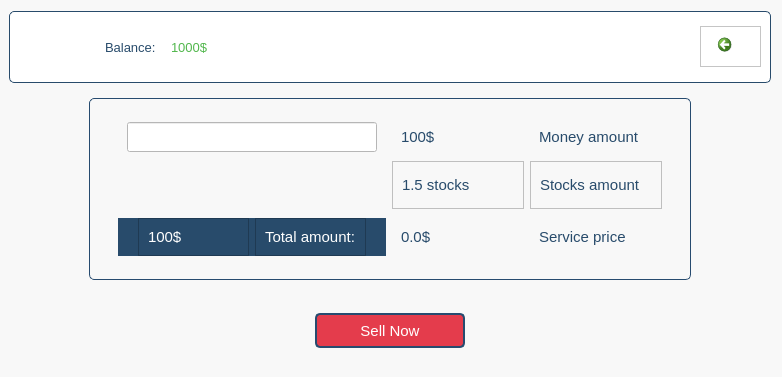
Qt form view/ui/stock_sale.ui (MYI26/My_Portfolio_Manager) before a commit.
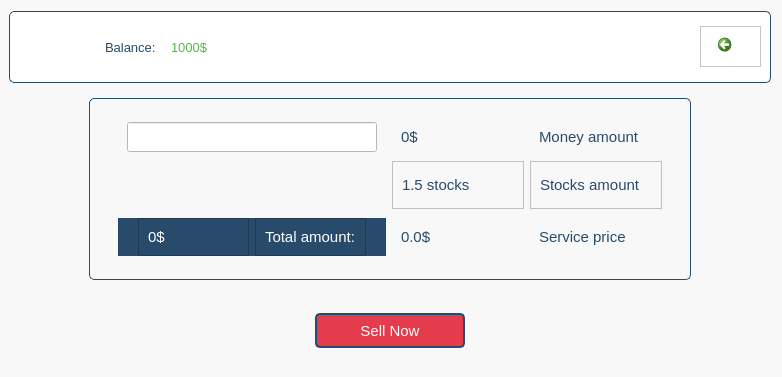
The same form after that commit. Icons and pictures are not drawn.

Commit message: Update stock sale UI to reflect zero values for money and total amounts

The edit to the form file:
```diff
--- a/view/ui/stock_sale.ui
+++ b/view/ui/stock_sale.ui
@@ -446,7 +446,7 @@
                   <number>0</number>
                  </property>
                  <property name="text">
-                  <string>100$</string>
+                  <string>0$</string>
                  </property>
                 </widget>
                </item>
@@ -662,7 +662,7 @@
                      </font>
                     </property>
                     <property name="text">
-                     <string>100$</string>
+                     <string>0$</string>
                     </property>
                    </widget>
                   </item>
```
The commit also changes 3 other files.
